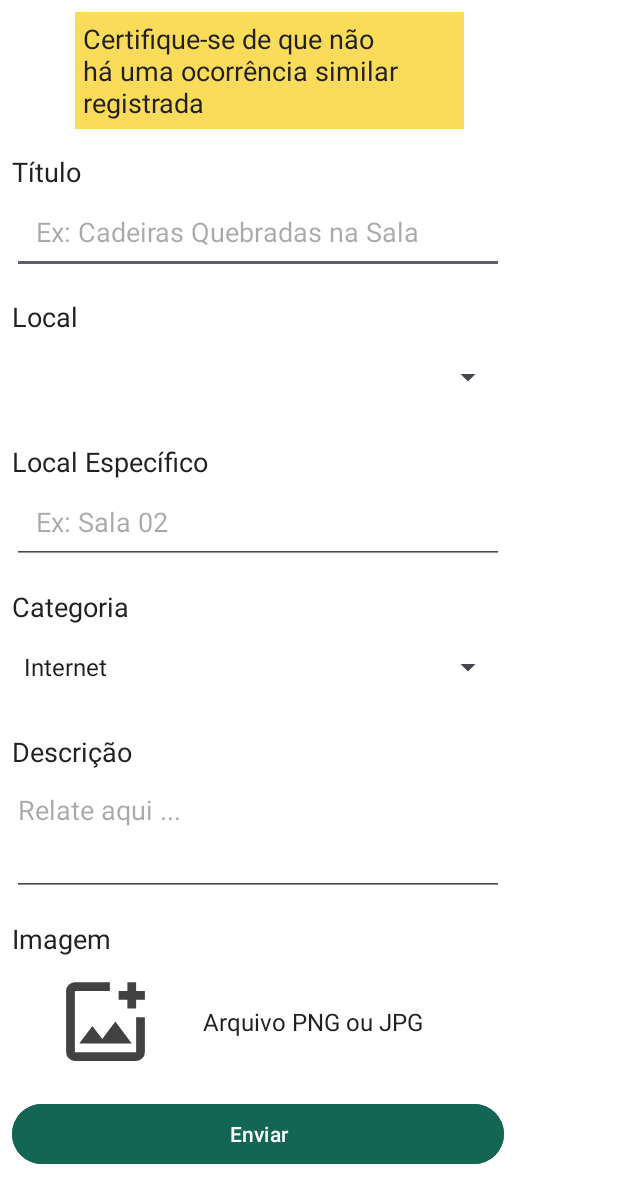
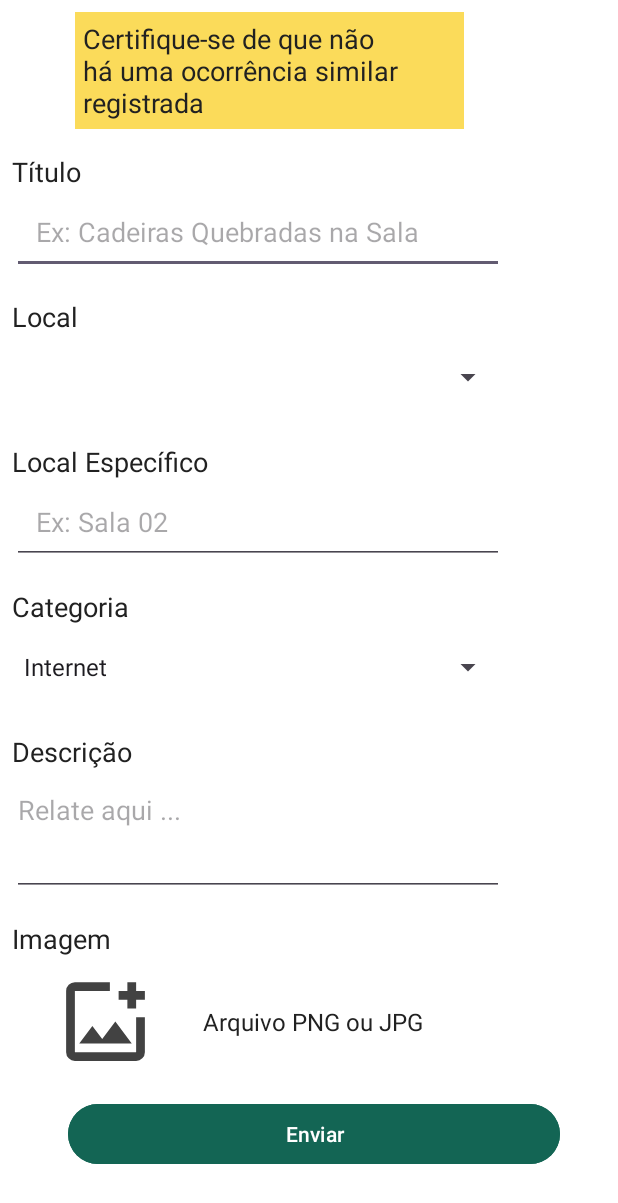
Before and after one commit to melhora-ifam/melhora-ifam, an Android app: the fragment registroDeOcorrenciaFragment shown on its own in the app's theme, on a phone screen of 412 x 824 dp. Shown: the top 1203 px of the screen. Run offline under Robolectric (Android 15) with nearby library versions, the phone set to English and light mode, and no system bars.

Commit message:
alternado espaçamento do botaõ enviar

```diff
--- a/app/src/main/java/com/example/melhoraifam/MainActivity.kt
+++ b/app/src/main/java/com/example/melhoraifam/MainActivity.kt
@@ -29,7 +29,7 @@ class MainActivity : AppCompatActivity() {
 
     private fun loadFragment(fragment: Fragment) {
         val transaction = supportFragmentManager.beginTransaction()
-        transaction.replace(R.id.fragmentContainer, fragment) // Atualizado com o novo ID
+        transaction.replace(R.id.fragmentContainer, fragment)
         transaction.addToBackStack(null)
         transaction.commit()
     }
--- a/app/src/main/res/layout/fragment_registro_de_ocorrencia.xml
+++ b/app/src/main/res/layout/fragment_registro_de_ocorrencia.xml
@@ -171,7 +171,7 @@
             android:backgroundTint="@color/primary_green_600"
             android:text="@string/enviar"
             android:textColor="@color/white"
-            android:layout_marginStart="8dp"
+            android:layout_marginStart="45dp"
             android:layout_marginTop="16dp" />
 
     </LinearLayout>
```
